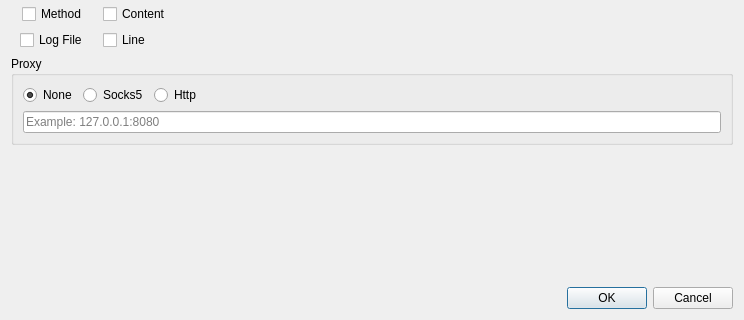
The window that preferencedialog.ui (missdeer/cjlv) describes before a commit, drawn with Qt 5; both pictures show x 0 to 744 and y 441 to 761 of the 744 by 761 pixel window.
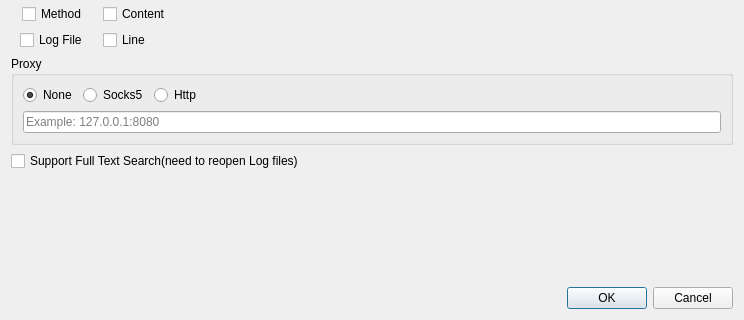
The same window after the commit.

Commit message: (*)add options for FTS support

The edit to the form file:
```diff
--- a/preferencedialog.ui
+++ b/preferencedialog.ui
@@ -272,6 +272,13 @@
      </layout>
     </widget>
    </item>
+   <item>
+    <widget class="QCheckBox" name="cbFTSSupport">
+     <property name="text">
+      <string>Support Full Text Search(need to reopen Log files)</string>
+     </property>
+    </widget>
+   </item>
    <item>
     <spacer name="verticalSpacer">
      <property name="orientation">
```
The commit also changes 5 other files.
